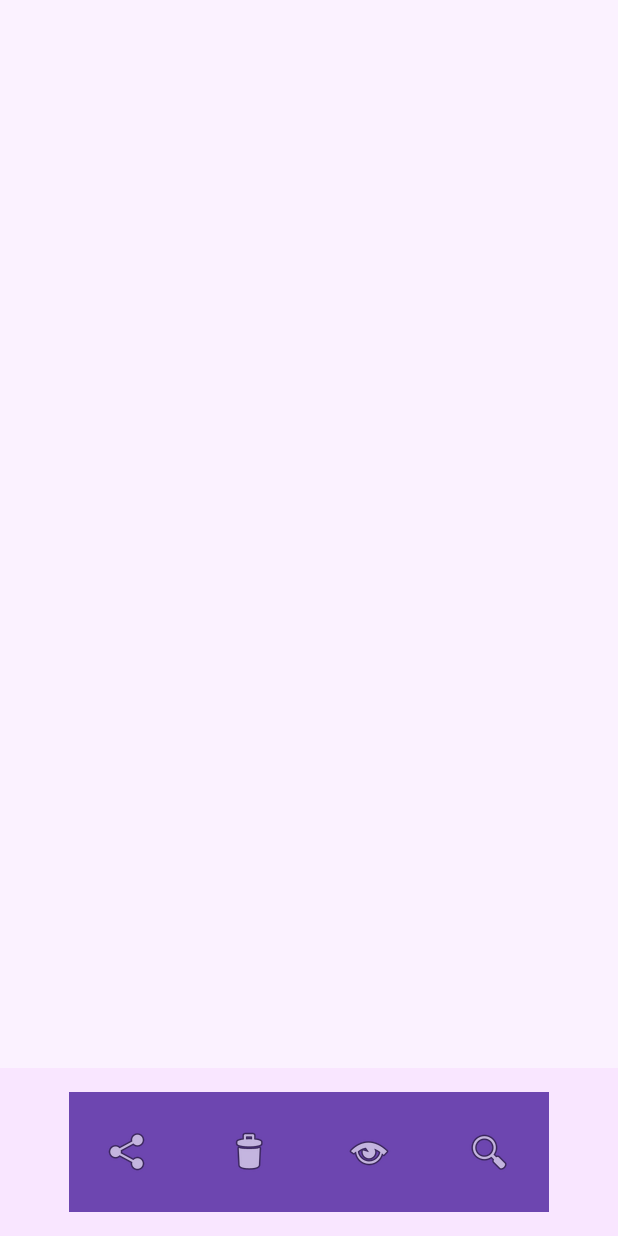
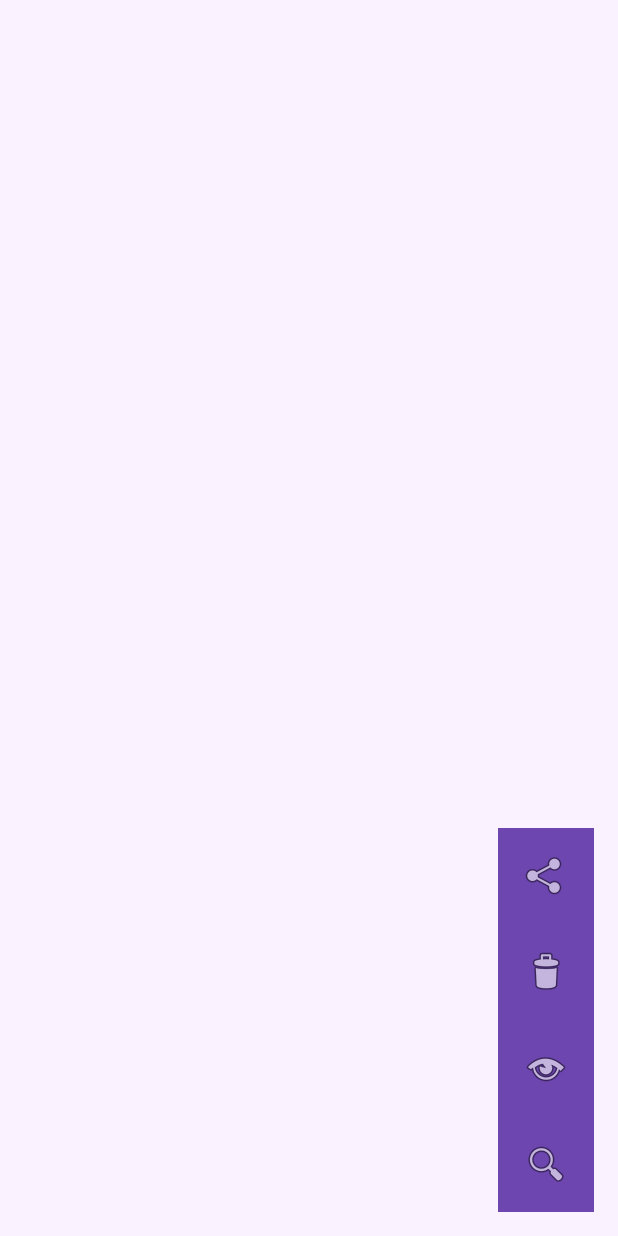
Before and after one commit to nikhilnair31/FORGOR-App, an Android app: the FullContent screen opened directly, with no data from a screen before it, on a phone screen of 412 x 824 dp. Run offline under Robolectric (Android 15) with nearby library versions, the phone set to English and light mode, and no system bars; libraries missing offline, so code that uses them is left out: com.bhuvaneshw.pdf, com.github.chrisbanes.photoview; plain views replace PdfViewer, PhotoView; pictures from the network do not load; Roboto replaces fonts that are not available here; 2 statements that could not run were skipped.

Commit message:
Added a functional similar search

```diff
--- a/app/src/main/java/com/sil/buildmode/FullContent.kt
+++ b/app/src/main/java/com/sil/buildmode/FullContent.kt
@@ -8,10 +8,8 @@ import android.view.View
 import android.widget.ImageButton
 import android.widget.TextView
 import androidx.appcompat.app.AppCompatActivity
-import androidx.core.content.ContextCompat
 import com.sil.others.Helpers
 import androidx.core.net.toUri
-import androidx.core.view.WindowCompat
 import com.bhuvaneshw.pdf.PdfViewer
 import com.bumptech.glide.Glide
 import com.github.chrisbanes.photoview.PhotoView
@@ -20,6 +18,7 @@ import kotlinx.coroutines.Dispatchers
 import kotlinx.coroutines.delay
 import kotlinx.coroutines.launch
 import kotlinx.coroutines.withContext
+import org.json.JSONObject
 
 class FullContent : AppCompatActivity() {
     // region Vars
@@ -34,25 +33,24 @@ class FullContent : AppCompatActivity() {
     private lateinit var pdfViewer: PdfViewer
     private lateinit var textScrollView: View
     private lateinit var textTextView: TextView
-    private lateinit var linkButton: ImageButton
-    private lateinit var shareButton: ImageButton
-    private lateinit var deleteButton: ImageButton
+    private lateinit var similarPostButton: ImageButton
+    private lateinit var openPostButton: ImageButton
+    private lateinit var sharePostButton: ImageButton
+    private lateinit var deletePostButton: ImageButton
     // endregion
 
     override fun onCreate(savedInstanceState: Bundle?) {
         super.onCreate(savedInstanceState)
         setContentView(R.layout.activity_full_image)
 
-        window.navigationBarColor = ContextCompat.getColor(this, R.color.base_1)
-        WindowCompat.getInsetsController(window, window.decorView).isAppearanceLightNavigationBars = true
-
         pdfViewer = findViewById(R.id.pdf_viewer)
         imageView = findViewById(R.id.fullImageView)
         textScrollView = findViewById(R.id.textScrollView)
         textTextView = findViewById(R.id.textText)
-        linkButton = findViewById(R.id.linkButton)
-        shareButton = findViewById(R.id.shareButton)
-        deleteButton = findViewById(R.id.deleteButton)
+        similarPostButton = findViewById(R.id.similarPostButton)
+        openPostButton = findViewById(R.id.openPostButton)
+        sharePostButton = findViewById(R.id.sharePostButton)
+        deletePostButton = findViewById(R.id.deletePostButton)
 
         val fileName = intent.getStringExtra("fileName") ?: ""
         val postUrl = intent.getStringExtra("postUrl") ?: ""
@@ -109,22 +107,40 @@ class FullContent : AppCompatActivity() {
 
         // Handle post URL
         if (postUrl.isNotBlank() && postUrl != "-") {
-            linkButton.visibility = View.VISIBLE
-            linkButton.setOnClickListener {
+            openPostButton.visibility = View.VISIBLE
+            openPostButton.setOnClickListener {
                 val browserIntent = Intent(Intent.ACTION_VIEW, postUrl.toUri())
                 startActivity(browserIntent)
             }
         }
 
-        // Sharing
-        shareButton.setOnClickListener {
-            if (fileName.isNotBlank()) {
-                Helpers.downloadAndShareFile(this, fileName, fileUrl, postUrl)
+        // Similar
+        similarPostButton.setOnClickListener {
+            Helpers.getSimilarFromServer(this, fileName) { success, response ->
+                if (success && response != null) {
+                    val json = JSONObject(response)
+                    val resultsArray = json.getJSONArray("results")
+                    Log.i(TAG, "resultsArray: $resultsArray")
+
+                    val intent = Intent().apply {
+                        putExtra("similar_results_json", json.toString())
+                    }
+                    setResult(RESULT_OK, intent)
+                    finish()
+                } else {
+                    // Handle failure
+                    Log.e(TAG, "Failed to fetch similar results")
+                }
             }
         }
 
+        // Sharing
+        sharePostButton.setOnClickListener {
+            Helpers.downloadAndShareFile(this, fileName, fileUrl, postUrl)
+        }
+
         // Deletion
-        deleteButton.setOnClickListener {
+        deletePostButton.setOnClickListener {
             AlertDialog.Builder(this)
                 .setTitle("Delete File")
                 .setMessage("Are you sure you want to delete this file?")
--- a/app/src/main/res/layout/activity_full_image.xml
+++ b/app/src/main/res/layout/activity_full_image.xml
@@ -12,11 +12,11 @@
         android:layout_width="match_parent"
         android:layout_height="0dp"
 
-        android:visibility="gone"
         android:layout_weight="1"
         android:scaleType="fitCenter"
+        android:visibility="gone"
 
-        app:layout_constraintBottom_toTopOf="@+id/scrollView"
+        app:layout_constraintBottom_toBottomOf="parent"
         app:layout_constraintEnd_toEndOf="parent"
         app:layout_constraintStart_toStartOf="parent"
         app:layout_constraintTop_toTopOf="parent" />
@@ -29,7 +29,11 @@
 
         android:visibility="gone"
 
-        app:containerBackgroundColor="@android:color/transparent" />
+        app:containerBackgroundColor="@android:color/transparent"
+        app:layout_constraintBottom_toBottomOf="parent"
+        app:layout_constraintEnd_toEndOf="parent"
+        app:layout_constraintStart_toStartOf="parent"
+        app:layout_constraintTop_toTopOf="parent" />
 
     <ScrollView
         android:id="@+id/textScrollView"
@@ -39,7 +43,7 @@
 
         android:visibility="gone"
 
-        app:layout_constraintBottom_toTopOf="@+id/scrollView"
+        app:layout_constraintBottom_toBottomOf="parent"
         app:layout_constraintEnd_toEndOf="parent"
         app:layout_constraintStart_toStartOf="parent"
         app:layout_constraintTop_toTopOf="parent">
@@ -63,97 +67,78 @@
             tools:text="be considered similar Improve color similarities\nAdd placeholder text when loading info\nCombine query types" />
     </ScrollView>
 
-    <ScrollView
-        android:id="@+id/scrollView"
-        android:layout_width="match_parent"
-        android:layout_height="wrap_content"
-        android:padding="16dp"
-
-        android:background="@color/base_1"
-        android:orientation="vertical"
-
-        app:layout_constraintBottom_toBottomOf="parent"
-        app:layout_constraintEnd_toEndOf="parent"
-        app:layout_constraintHorizontal_bias="0.0"
-        app:layout_constraintStart_toStartOf="parent">
-
-        <GridLayout
+    <androidx.constraintlayout.widget.ConstraintLayout
         android:layout_width="wrap_content"
         android:layout_height="wrap_content"
 
+        android:layout_gravity="center_horizontal"
+        android:layout_marginEnd="16dp"
+        android:layout_marginBottom="16dp"
         android:gravity="center_horizontal"
-            android:layout_gravity="center_horizontal" >
+
+        app:layout_constraintBottom_toBottomOf="parent"
+        app:layout_constraintEnd_toEndOf="parent">
 
         <ImageButton
-                android:id="@+id/shareButton"
-                android:layout_width="wrap_content"
-                android:layout_height="wrap_content"
-                android:padding="24dp"
-
-                android:background="@color/accent_1"
-                android:fontFamily="@font/venus_cormier"
-                android:gravity="center_horizontal|center_vertical"
-                android:contentDescription=""
-                android:src="@android:drawable/ic_menu_share"
-                android:stateListAnimator="@null"
-                android:textSize="14sp"
-
-                app:layout_constraintBottom_toTopOf="@+id/linkButton"
-                app:layout_constraintEnd_toEndOf="parent"
-                app:layout_constraintStart_toStartOf="parent"
-                app:layout_constraintTop_toTopOf="parent" />
-
-            <ImageButton
-                android:id="@+id/deleteButton"
+            android:id="@+id/sharePostButton"
             android:layout_width="wrap_content"
             android:layout_height="wrap_content"
 
             android:background="@color/accent_1"
-                android:contentDescription=""
+            android:contentDescription="@string/sharePost"
             android:fontFamily="@font/venus_cormier"
-                android:padding="24dp"
-                android:src="@android:drawable/ic_menu_delete"
+            android:gravity="center_horizontal|center_vertical"
+            android:padding="16dp"
+            android:src="@android:drawable/ic_menu_share"
             android:stateListAnimator="@null"
-                android:textSize="14sp"
 
-                app:layout_constraintBottom_toTopOf="@+id/linkButton" />
+            app:layout_constraintBottom_toTopOf="@+id/deletePostButton"
+            app:layout_constraintEnd_toEndOf="parent" />
 
         <ImageButton
-                android:id="@+id/linkButton"
+            android:id="@+id/deletePostButton"
             android:layout_width="wrap_content"
             android:layout_height="wrap_content"
 
             android:background="@color/accent_1"
+            android:contentDescription="@string/deletePost"
             android:fontFamily="@font/venus_cormier"
-                android:padding="24dp"
-                android:contentDescription=""
-                android:src="@android:drawable/ic_menu_view"
+            android:padding="16dp"
+            android:src="@android:drawable/ic_menu_delete"
             android:stateListAnimator="@null"
-                android:textSize="14sp"
 
-                app:layout_constraintEnd_toEndOf="parent"
-                app:layout_constraintStart_toStartOf="parent"
-                app:layout_constraintTop_toTopOf="parent" />
+            app:layout_constraintBottom_toTopOf="@+id/openPostButton"
+            app:layout_constraintEnd_toEndOf="parent" />
 
         <ImageButton
-                android:id="@+id/similarButton"
+            android:id="@+id/openPostButton"
             android:layout_width="wrap_content"
             android:layout_height="wrap_content"
 
             android:background="@color/accent_1"
+            android:contentDescription="@string/openPost"
             android:fontFamily="@font/venus_cormier"
-                android:padding="24dp"
-                android:contentDescription=""
+            android:padding="16dp"
+            android:src="@android:drawable/ic_menu_view"
+            android:stateListAnimator="@null"
+
+            app:layout_constraintBottom_toTopOf="@+id/similarPostButton"
+            app:layout_constraintEnd_toEndOf="parent" />
+
+        <ImageButton
+            android:id="@+id/similarPostButton"
+            android:layout_width="wrap_content"
+            android:layout_height="wrap_content"
+
+            android:background="@color/accent_1"
+            android:contentDescription="@string/findSimilarPost"
+            android:fontFamily="@font/venus_cormier"
+            android:padding="16dp"
             android:src="@android:drawable/ic_menu_search"
             android:stateListAnimator="@null"
-                android:textSize="14sp"
 
             app:layout_constraintBottom_toBottomOf="parent"
-                app:layout_constraintEnd_toEndOf="parent"
-                app:layout_constraintHorizontal_bias="0.0"
-                app:layout_constraintStart_toStartOf="parent"
-                app:layout_constraintTop_toBottomOf="@+id/linkButton" />
+            app:layout_constraintEnd_toEndOf="parent" />
 
-        </GridLayout>
-    </ScrollView>
     </androidx.constraintlayout.widget.ConstraintLayout>
+</androidx.constraintlayout.widget.ConstraintLayout>
--- a/app/src/main/res/layout/item_image_card.xml
+++ b/app/src/main/res/layout/item_image_card.xml
@@ -47,7 +47,7 @@
         app:tint="@color/accent_1"
         android:background="@color/accent_0"
         android:layout_gravity="top|end"
-        android:contentDescription="@string/viewPost"
+        android:contentDescription="@string/openPost"
         android:src="@drawable/sharp_link_24"
         android:visibility="visible" />
 </FrameLayout>
--- a/app/src/main/res/values/strings.xml
+++ b/app/src/main/res/values/strings.xml
@@ -30,7 +30,12 @@
     <string name="imageDescription">SEARCH IMAGE RESULT</string>
     <string name="loadingContent">LOADING…</string>
     <string name="failedLoadingContent">FAILED TO LOAD</string>
-    <string name="viewPost">VIEW POST</string>
+    <string name="noMoreResultsFound">NO MORE RESULTS FOUND</string>
+
+    <string name="openPost">OPEN POST</string>
+    <string name="sharePost">SHARE POST</string>
+    <string name="deletePost">DELETE POST</string>
+    <string name="findSimilarPost">FIND SIMILAR POST</string>
 
     <string name="settingsText">SETTINGS</string>
     <string name="settingsUsernameText">USER</string>
```
Also changed, not shown: app/src/main/java/com/sil/adapter/ResultAdapter.kt (+6 -1 lines), app/src/main/java/com/sil/buildmode/Main.kt (+25 -2 lines), app/src/main/java/com/sil/others/Helpers.kt (+53 -0 lines), app/src/main/res/layout/activity_main.xml (+8 -10 lines). Lines whose indentation alone changed are shown as unchanged.
